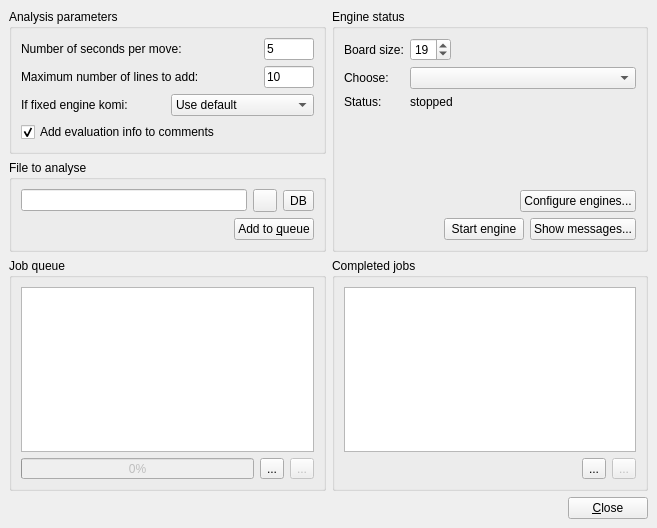
The window that src/analyze_gui.ui (bernds/q5Go) describes before a commit, drawn with Qt 5.
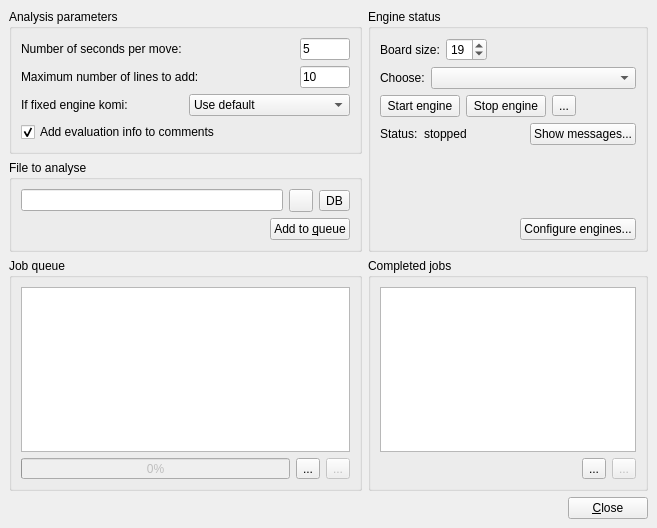
The same window after the commit. Icons and pictures are not drawn.

Commit message: Add stop and pause buttons to batch analysis

Patch:
```diff
--- a/src/analyze_gui.ui
+++ b/src/analyze_gui.ui
@@ -14,7 +14,7 @@
    <string>Batch computer analysis</string>
   </property>
   <widget class="QWidget" name="centralwidget">
-   <layout class="QGridLayout" name="gridLayout_6" columnstretch="1,1">
+   <layout class="QGridLayout" name="gridLayout_6" columnstretch="1,0">
     <item row="0" column="0">
      <widget class="QGroupBox" name="groupBox_2">
       <property name="title">
@@ -118,72 +118,6 @@
       </layout>
      </widget>
     </item>
-    <item row="2" column="0">
-     <widget class="QGroupBox" name="groupBox_3">
-      <property name="title">
-       <string>Job queue</string>
-      </property>
-      <layout class="QGridLayout" name="gridLayout">
-       <item row="1" column="1">
-        <widget class="QProgressBar" name="progressBar">
-         <property name="enabled">
-          <bool>false</bool>
-         </property>
-         <property name="sizePolicy">
-          <sizepolicy hsizetype="Expanding" vsizetype="Expanding">
-           <horstretch>0</horstretch>
-           <verstretch>0</verstretch>
-          </sizepolicy>
-         </property>
-         <property name="value">
-          <number>0</number>
-         </property>
-        </widget>
-       </item>
-       <item row="1" column="3">
-        <widget class="QToolButton" name="openButton">
-         <property name="enabled">
-          <bool>false</bool>
-         </property>
-         <property name="toolTip">
-          <string>Observe progress in board window</string>
-         </property>
-         <property name="text">
-          <string>...</string>
-         </property>
-         <property name="icon">
-          <iconset resource="q4go.qrc">
-           <normaloff>:/ClientWindowGui/images/clientwindow/new_board.png</normaloff>:/ClientWindowGui/images/clientwindow/new_board.png</iconset>
-         </property>
-        </widget>
-       </item>
-       <item row="0" column="1" colspan="3">
-        <widget class="QListView" name="jobView">
-         <property name="editTriggers">
-          <set>QAbstractItemView::NoEditTriggers</set>
-         </property>
-         <property name="dragEnabled">
-          <bool>true</bool>
-         </property>
-         <property name="dragDropMode">
-          <enum>QAbstractItemView::InternalMove</enum>
-         </property>
-        </widget>
-       </item>
-       <item row="1" column="2">
-        <widget class="QToolButton" name="trashButton">
-         <property name="text">
-          <string>...</string>
-         </property>
-         <property name="icon">
-          <iconset resource="q4go.qrc">
-           <normaloff>:/images/trash.png</normaloff>:/images/trash.png</iconset>
-         </property>
-        </widget>
-       </item>
-      </layout>
-     </widget>
-    </item>
     <item row="2" column="1">
      <widget class="QGroupBox" name="groupBox_5">
       <property name="title">
@@ -338,6 +272,120 @@
       </layout>
      </widget>
     </item>
+    <item row="4" column="0" colspan="2">
+     <layout class="QHBoxLayout">
+      <property name="spacing">
+       <number>6</number>
+      </property>
+      <property name="leftMargin">
+       <number>0</number>
+      </property>
+      <property name="topMargin">
+       <number>0</number>
+      </property>
+      <property name="rightMargin">
+       <number>0</number>
+      </property>
+      <property name="bottomMargin">
+       <number>0</number>
+      </property>
+      <item>
+       <spacer name="Horizontal Spacing2">
+        <property name="orientation">
+         <enum>Qt::Horizontal</enum>
+        </property>
+        <property name="sizeType">
+         <enum>QSizePolicy::Expanding</enum>
+        </property>
+        <property name="sizeHint" stdset="0">
+         <size>
+          <width>224</width>
+          <height>20</height>
+         </size>
+        </property>
+       </spacer>
+      </item>
+      <item>
+       <widget class="QPushButton" name="closeButton">
+        <property name="text">
+         <string>&amp;Close</string>
+        </property>
+        <property name="shortcut">
+         <string/>
+        </property>
+        <property name="autoDefault">
+         <bool>true</bool>
+        </property>
+       </widget>
+      </item>
+     </layout>
+    </item>
+    <item row="2" column="0">
+     <widget class="QGroupBox" name="groupBox_3">
+      <property name="title">
+       <string>Job queue</string>
+      </property>
+      <layout class="QGridLayout" name="gridLayout">
+       <item row="1" column="1">
+        <widget class="QProgressBar" name="progressBar">
+         <property name="enabled">
+          <bool>false</bool>
+         </property>
+         <property name="sizePolicy">
+          <sizepolicy hsizetype="Expanding" vsizetype="Expanding">
+           <horstretch>0</horstretch>
+           <verstretch>0</verstretch>
+          </sizepolicy>
+         </property>
+         <property name="value">
+          <number>0</number>
+         </property>
+        </widget>
+       </item>
+       <item row="1" column="3">
+        <widget class="QToolButton" name="openButton">
+         <property name="enabled">
+          <bool>false</bool>
+         </property>
+         <property name="toolTip">
+          <string>Observe progress in board window</string>
+         </property>
+         <property name="text">
+          <string>...</string>
+         </property>
+         <property name="icon">
+          <iconset resource="q4go.qrc">
+           <normaloff>:/ClientWindowGui/images/clientwindow/new_board.png</normaloff>:/ClientWindowGui/images/clientwindow/new_board.png</iconset>
+         </property>
+        </widget>
+       </item>
+       <item row="0" column="1" colspan="3">
+        <widget class="QListView" name="jobView">
+         <property name="editTriggers">
+          <set>QAbstractItemView::NoEditTriggers</set>
+         </property>
+         <property name="dragEnabled">
+          <bool>true</bool>
+         </property>
+         <property name="dragDropMode">
+          <enum>QAbstractItemView::InternalMove</enum>
+         </property>
+        </widget>
+       </item>
+       <item row="1" column="2">
+        <widget class="QToolButton" name="trashButton">
+         <property name="text">
+          <string>...</string>
+         </property>
+         <property name="icon">
+          <iconset resource="q4go.qrc">
+           <normaloff>:/images/trash.png</normaloff>:/images/trash.png</iconset>
+         </property>
+        </widget>
+       </item>
+      </layout>
+     </widget>
+    </item>
     <item row="0" column="1" rowspan="2">
      <widget class="QGroupBox" name="groupBox_4">
       <property name="title">
@@ -357,37 +405,6 @@
          </property>
         </spacer>
        </item>
-       <item row="6" column="0" colspan="4">
-        <layout class="QHBoxLayout" name="horizontalLayout_4">
-         <item>
-          <spacer name="horizontalSpacer">
-           <property name="orientation">
-            <enum>Qt::Horizontal</enum>
-           </property>
-           <property name="sizeHint" stdset="0">
-            <size>
-             <width>1</width>
-             <height>20</height>
-            </size>
-           </property>
-          </spacer>
-         </item>
-         <item>
-          <widget class="QPushButton" name="engineStartButton">
-           <property name="text">
-            <string>Start engine</string>
-           </property>
-          </widget>
-         </item>
-         <item>
-          <widget class="QPushButton" name="engineLogButton">
-           <property name="text">
-            <string>Show messages...</string>
-           </property>
-          </widget>
-         </item>
-        </layout>
-       </item>
        <item row="1" column="0" colspan="4">
         <widget class="QFrame" name="frame">
          <property name="frameShape">
@@ -409,43 +426,14 @@
           <property name="bottomMargin">
            <number>0</number>
           </property>
-          <item row="0" column="0">
-           <widget class="QLabel" name="label">
-            <property name="text">
-             <string>Board size:</string>
-            </property>
-            <property name="buddy">
-             <cstring>boardsizeSpinBox</cstring>
-            </property>
-           </widget>
-          </item>
-          <item row="0" column="1">
-           <widget class="QSpinBox" name="boardsizeSpinBox">
-            <property name="sizePolicy">
-             <sizepolicy hsizetype="Fixed" vsizetype="Fixed">
-              <horstretch>0</horstretch>
-              <verstretch>0</verstretch>
-             </sizepolicy>
-            </property>
-            <property name="minimum">
-             <number>7</number>
-            </property>
-            <property name="maximum">
-             <number>39</number>
-            </property>
-            <property name="value">
-             <number>19</number>
-            </property>
-           </widget>
-          </item>
-          <item row="1" column="0">
+          <item row="2" column="0">
            <widget class="QLabel" name="label_3">
             <property name="text">
              <string>Choose:</string>
             </property>
            </widget>
           </item>
-          <item row="1" column="1">
+          <item row="2" column="1">
            <widget class="QComboBox" name="engineComboBox">
             <property name="sizePolicy">
              <sizepolicy hsizetype="Preferred" vsizetype="Fixed">
@@ -455,19 +443,134 @@
             </property>
            </widget>
           </item>
-          <item row="2" column="1">
-           <widget class="QLabel" name="engineStatusLabel">
-            <property name="text">
-             <string>stopped</string>
-            </property>
-           </widget>
+          <item row="1" column="0" colspan="2">
+           <layout class="QHBoxLayout" name="horizontalLayout_7">
+            <item>
+             <widget class="QLabel" name="label">
+              <property name="text">
+               <string>Board size:</string>
+              </property>
+              <property name="buddy">
+               <cstring>boardsizeSpinBox</cstring>
+              </property>
+             </widget>
+            </item>
+            <item>
+             <widget class="QSpinBox" name="boardsizeSpinBox">
+              <property name="sizePolicy">
+               <sizepolicy hsizetype="Fixed" vsizetype="Fixed">
+                <horstretch>0</horstretch>
+                <verstretch>0</verstretch>
+               </sizepolicy>
+              </property>
+              <property name="minimum">
+               <number>7</number>
+              </property>
+              <property name="maximum">
+               <number>39</number>
+              </property>
+              <property name="value">
+               <number>19</number>
+              </property>
+             </widget>
+            </item>
+            <item>
+             <spacer name="horizontalSpacer_4">
+              <property name="orientation">
+               <enum>Qt::Horizontal</enum>
+              </property>
+              <property name="sizeHint" stdset="0">
+               <size>
+                <width>1</width>
+                <height>20</height>
+               </size>
+              </property>
+             </spacer>
+            </item>
+           </layout>
           </item>
-          <item row="2" column="0">
-           <widget class="QLabel" name="label_5">
-            <property name="text">
-             <string>Status:</string>
-            </property>
-           </widget>
+          <item row="3" column="0" colspan="2">
+           <layout class="QHBoxLayout" name="horizontalLayout_6">
+            <item>
+             <widget class="QPushButton" name="engineStartButton">
+              <property name="text">
+               <string>Start engine</string>
+              </property>
+             </widget>
+            </item>
+            <item>
+             <widget class="QPushButton" name="engineStopButton">
+              <property name="text">
+               <string>Stop engine</string>
+              </property>
+             </widget>
+            </item>
+            <item>
+             <widget class="QToolButton" name="enginePauseButton">
+              <property name="text">
+               <string>...</string>
+              </property>
+              <property name="icon">
+               <iconset resource="q4go.qrc">
+                <normaloff>:/images/pause.png</normaloff>:/images/pause.png</iconset>
+              </property>
+              <property name="checkable">
+               <bool>true</bool>
+              </property>
+             </widget>
+            </item>
+            <item>
+             <spacer name="horizontalSpacer_2">
+              <property name="orientation">
+               <enum>Qt::Horizontal</enum>
+              </property>
+              <property name="sizeHint" stdset="0">
+               <size>
+                <width>1</width>
+                <height>20</height>
+               </size>
+              </property>
+             </spacer>
+            </item>
+           </layout>
+          </item>
+          <item row="5" column="0" colspan="2">
+           <layout class="QHBoxLayout" name="horizontalLayout_4">
+            <item>
+             <widget class="QLabel" name="label_5">
+              <property name="text">
+               <string>Status:</string>
+              </property>
+             </widget>
+            </item>
+            <item>
+             <widget class="QLabel" name="engineStatusLabel">
+              <property name="text">
+               <string>stopped</string>
+              </property>
+             </widget>
+            </item>
+            <item>
+             <spacer name="horizontalSpacer">
+              <property name="orientation">
+               <enum>Qt::Horizontal</enum>
+              </property>
+              <property name="sizeHint" stdset="0">
+               <size>
+                <width>1</width>
+                <height>20</height>
+               </size>
+              </property>
+             </spacer>
+            </item>
+            <item>
+             <widget class="QPushButton" name="engineLogButton">
+              <property name="text">
+               <string>Show messages...</string>
+              </property>
+             </widget>
+            </item>
+           </layout>
           </item>
          </layout>
         </widget>
@@ -491,54 +594,6 @@
       </layout>
      </widget>
     </item>
-    <item row="4" column="0" colspan="2">
-     <layout class="QHBoxLayout">
-      <property name="spacing">
-       <number>6</number>
-      </property>
-      <property name="leftMargin">
-       <number>0</number>
-      </property>
-      <property name="topMargin">
-       <number>0</number>
-      </property>
-      <property name="rightMargin">
-       <number>0</number>
-      </property>
-      <property name="bottomMargin">
-       <number>0</number>
-      </property>
-      <item>
-       <spacer name="Horizontal Spacing2">
-        <property name="orientation">
-         <enum>Qt::Horizontal</enum>
-        </property>
-        <property name="sizeType">
-         <enum>QSizePolicy::Expanding</enum>
-        </property>
-        <property name="sizeHint" stdset="0">
-         <size>
-          <width>224</width>
-          <height>20</height>
-         </size>
-        </property>
-       </spacer>
-      </item>
-      <item>
-       <widget class="QPushButton" name="closeButton">
-        <property name="text">
-         <string>&amp;Close</string>
-        </property>
-        <property name="shortcut">
-         <string/>
-        </property>
-        <property name="autoDefault">
-         <bool>true</bool>
-        </property>
-       </widget>
-      </item>
-     </layout>
-    </item>
    </layout>
   </widget>
  </widget>
```
Left out of the diff: 4 changed lines with no effect on the pictures. The commit also changes 2 other files.
